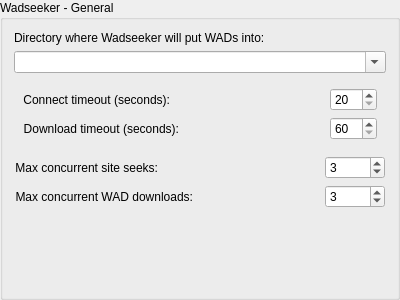
Old version of the form src/core/gui/configuration/cfgwadseekergeneral.ui in the repository Destroyerrrocket/doomseeker-unofficial.
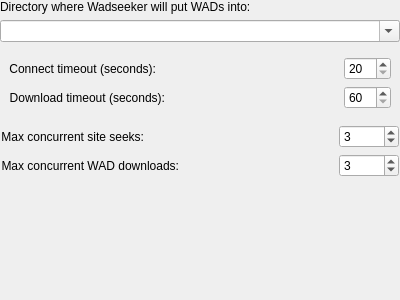
New version of the form.

Commit message: - All configuration pages are now descendants of QWidget rather than QGroupBox. Configuration dialog is responsible for spawning the groupbox and inserting page within.

The edit to the form file:
```diff
--- a/src/core/gui/configuration/cfgwadseekergeneral.ui
+++ b/src/core/gui/configuration/cfgwadseekergeneral.ui
@@ -1,7 +1,7 @@
 <?xml version="1.0" encoding="UTF-8"?>
 <ui version="4.0">
  <class>CFGWadseekerGeneral</class>
- <widget class="QGroupBox" name="CFGWadseekerGeneral">
+ <widget class="QWidget" name="CFGWadseekerGeneral">
   <property name="geometry">
    <rect>
     <x>0</x>
@@ -10,10 +10,10 @@
     <height>300</height>
    </rect>
   </property>
-  <property name="title">
-   <string>Wadseeker - General</string>
-  </property>
   <layout class="QVBoxLayout" name="verticalLayout_2">
+   <property name="margin">
+    <number>0</number>
+   </property>
    <item>
     <layout class="QVBoxLayout" name="verticalLayout">
      <property name="sizeConstraint">
```
The commit also changes 29 other files.
